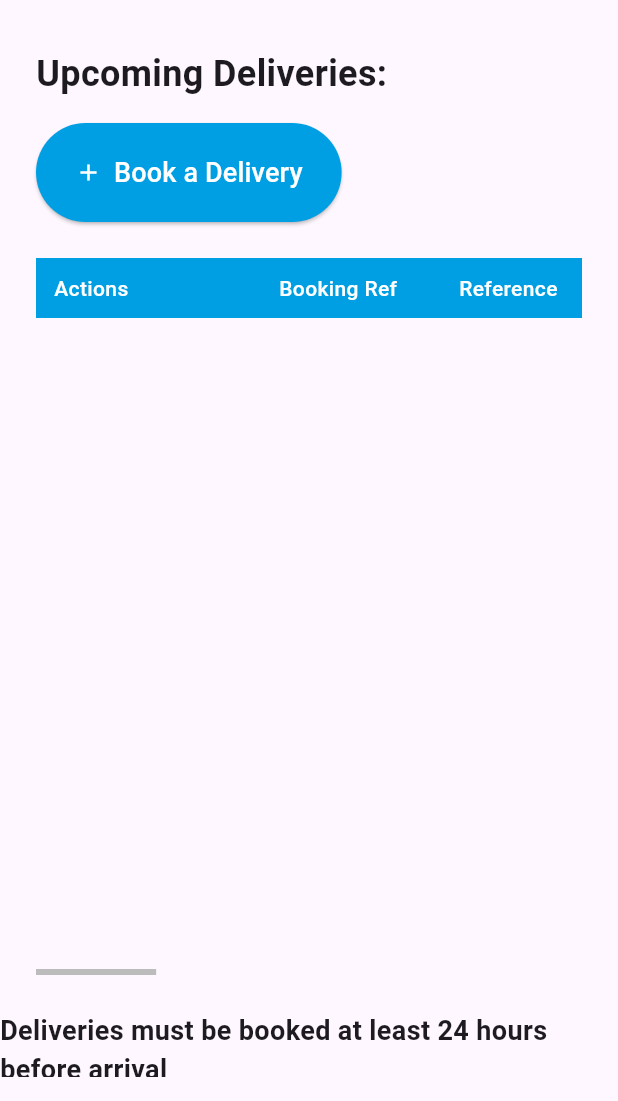
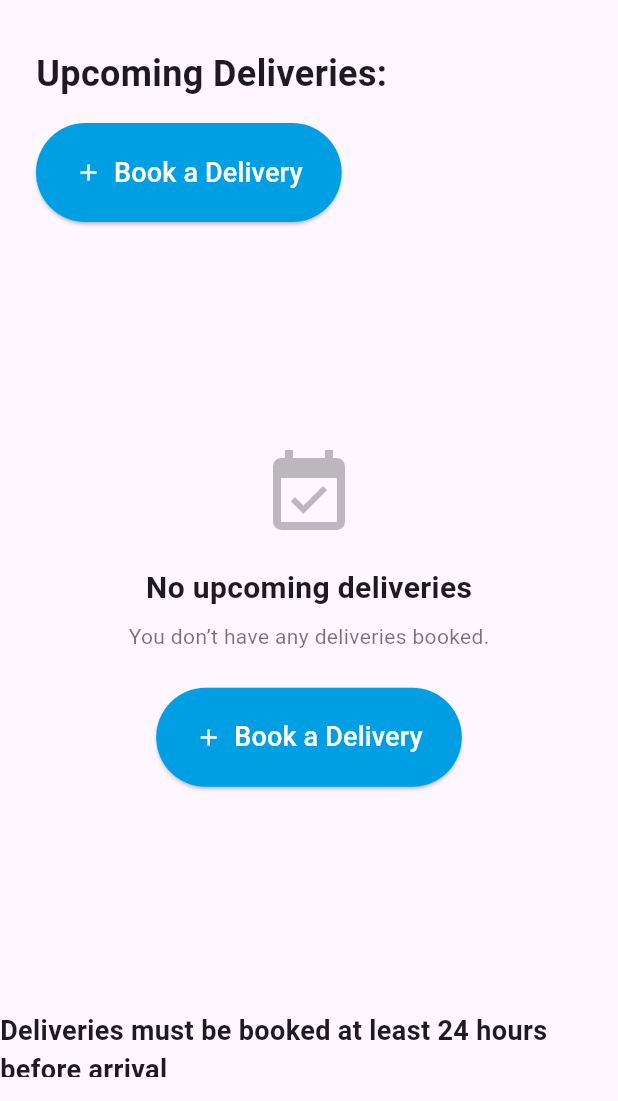
Before and after one commit to parkyluke20-wq/Arrive-App, a Flutter app: the screen it shows once a user with an empty profile is signed in, on a phone screen of 412 x 824 dp, the part 135-1236 px from its top. Run offline on Flutter 3.47's test engine with Material 3 defaults, Android fonts, the phone set to English and light mode, and no system bars; our stand-ins replace csv, dropdown_button2, file_picker, shared_preferences, supabase_flutter; missing offline and left inert: dart:html; accounts and stored records are empty.

Commit message:
Production release – slot visibility refactor

```diff
--- a/lib/pages/inbound_overview_page.dart
+++ b/lib/pages/inbound_overview_page.dart
@@ -195,6 +195,8 @@
           );
         }
 
+        final isEmpty = _bookings.isEmpty;
+
         return Align(
           alignment: Alignment.centerLeft,
           child: ConstrainedBox(
@@ -209,12 +211,42 @@
                     fontWeight: FontWeight.bold,
                   ),
                 ),
-                _buildCreateButton(),
+                if (!isEmpty) _buildCreateButton(),
               ],
             ),
           ),
         );
       },
+    );
+  }
+
+  Widget _buildEmptyState() {
+    return Center(
+      child: Column(
+        mainAxisAlignment: MainAxisAlignment.center,
+        children: [
+          const Icon(
+            Icons.event_available,
+            size: 64,
+            color: Colors.black26,
+          ),
+          const SizedBox(height: 16),
+          const Text(
+            'No upcoming deliveries',
+            style: TextStyle(
+              fontSize: 20,
+              fontWeight: FontWeight.w600,
+            ),
+          ),
+          const SizedBox(height: 8),
+          const Text(
+            'You don’t have any deliveries booked.',
+            style: TextStyle(color: Colors.black54),
+          ),
+          const SizedBox(height: 24),
+          _buildCreateButton(),
+        ],
+      ),
     );
   }
 
@@ -254,6 +286,9 @@
   // ─────────────────────────────────────────────
 
   Widget _buildTable() {
+    if (_bookings.isEmpty) {
+      return _buildEmptyState();
+    }
     final dateFmt = DateFormat('dd/MM/yyyy');
     final timeFmt = DateFormat('HH:mm');
 
```
Also changed, not shown: lib/main.dart (+19 -16 lines).
